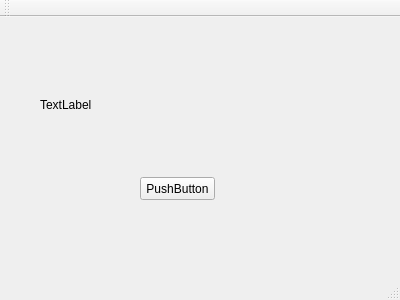
The window that mainwindow.ui (Stals/Curriculum) describes before a commit, drawn with Qt 5.
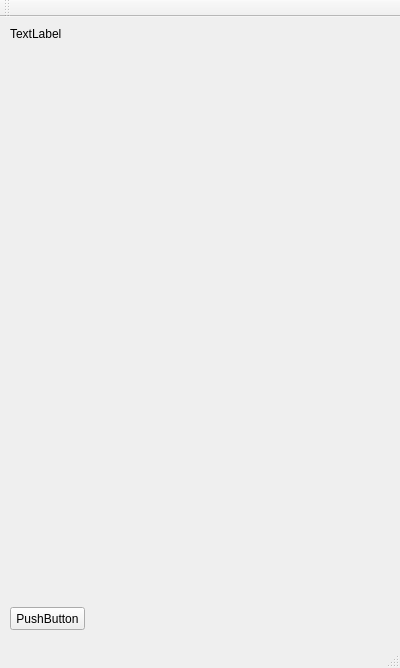
The same window after the commit.

Diff of the .ui file:
```diff
--- a/mainwindow.ui
+++ b/mainwindow.ui
@@ -7,7 +7,7 @@
     <x>0</x>
     <y>0</y>
     <width>400</width>
-    <height>300</height>
+    <height>668</height>
    </rect>
   </property>
   <property name="windowTitle">
@@ -17,8 +17,8 @@
    <widget class="QPushButton" name="pushButton">
     <property name="geometry">
      <rect>
-      <x>140</x>
-      <y>160</y>
+      <x>10</x>
+      <y>590</y>
       <width>75</width>
       <height>23</height>
      </rect>
@@ -30,15 +30,21 @@
    <widget class="QLabel" name="label">
     <property name="geometry">
      <rect>
-      <x>40</x>
-      <y>80</y>
+      <x>10</x>
+      <y>10</y>
       <width>291</width>
-      <height>16</height>
+      <height>561</height>
      </rect>
     </property>
     <property name="text">
      <string>TextLabel</string>
     </property>
+    <property name="textFormat">
+     <enum>Qt::PlainText</enum>
+    </property>
+    <property name="alignment">
+     <set>Qt::AlignLeading|Qt::AlignLeft|Qt::AlignTop</set>
+    </property>
    </widget>
   </widget>
   <widget class="QMenuBar" name="menuBar">
```
